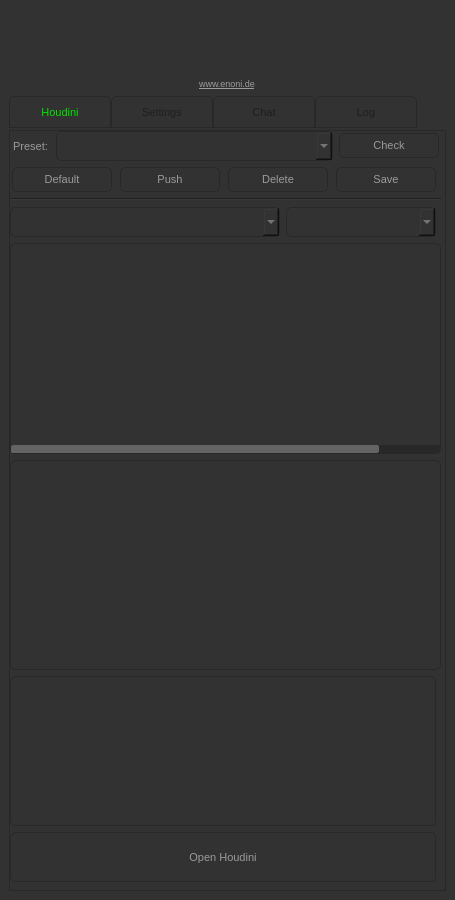
Above: UI/ns_Startup.ui from prateekfxtd/ns_Startup before the change. Below: the same form after it.
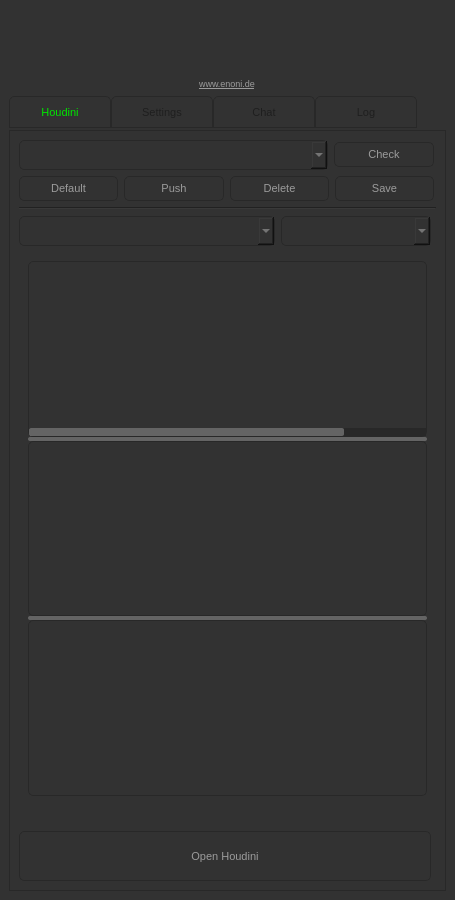
That is the form after the change. Icons and pictures are not drawn.

Diff of the .ui file:
```diff
--- a/UI/ns_Startup.ui
+++ b/UI/ns_Startup.ui
@@ -11,7 +11,7 @@
    </rect>
   </property>
   <property name="sizePolicy">
-   <sizepolicy hsizetype="Fixed" vsizetype="Fixed">
+   <sizepolicy hsizetype="Preferred" vsizetype="Preferred">
     <horstretch>0</horstretch>
     <verstretch>0</verstretch>
    </sizepolicy>
@@ -24,8 +24,8 @@
   </property>
   <property name="maximumSize">
    <size>
-    <width>455</width>
-    <height>900</height>
+    <width>16777215</width>
+    <height>16777215</height>
    </size>
   </property>
   <property name="windowTitle">
@@ -177,12 +177,24 @@
 	image: url(:/UI/checked.png);
 }
 
+QSplitter::handle:horizontal {	
+	background: qlineargradient(x1:0, y1:0, x2:1, y2:0, stop: 0 rgb(100, 100, 100), stop: 0.5 rgb(100, 100, 100), stop:1 rgb(100, 100, 100));
+	border-radius : 2px;	
+}
 
+QSplitter::handle:vertical {	
+	background: qlineargradient(x1:0, y1:0, x2:1, y2:0, stop: 0 rgb(100, 100, 100), stop: 0.5 rgb(100, 100, 100), stop:1 rgb(100, 100, 100));
+	border-radius : 2px;	
+}
+
+QAbstractScrollArea::corner {
+    background:  rgb(100, 100, 100);
+}
 </string>
   </property>
   <widget class="QWidget" name="centralwidget">
    <property name="sizePolicy">
-    <sizepolicy hsizetype="Fixed" vsizetype="Fixed">
+    <sizepolicy hsizetype="Preferred" vsizetype="Preferred">
      <horstretch>0</horstretch>
      <verstretch>0</verstretch>
     </sizepolicy>
@@ -245,8 +257,17 @@
       </item>
       <item>
        <layout class="QHBoxLayout" name="horizontalLayout_5">
+        <property name="sizeConstraint">
+         <enum>QLayout::SetDefaultConstraint</enum>
+        </property>
         <item>
          <widget class="QTabWidget" name="tabWidget">
+          <property name="sizePolicy">
+           <sizepolicy hsizetype="Expanding" vsizetype="Expanding">
+            <horstretch>0</horstretch>
+            <verstretch>0</verstretch>
+           </sizepolicy>
+          </property>
           <property name="font">
            <font>
             <family>Helvetica</family>
@@ -297,49 +318,41 @@
            <number>0</number>
           </property>
           <widget class="QWidget" name="houdini">
+           <property name="sizePolicy">
+            <sizepolicy hsizetype="Expanding" vsizetype="Expanding">
+             <horstretch>0</horstretch>
+             <verstretch>0</verstretch>
+            </sizepolicy>
+           </property>
            <attribute name="title">
             <string>Houdini</string>
            </attribute>
-           <widget class="QWidget" name="verticalLayoutWidget">
-            <property name="geometry">
-             <rect>
-              <x>0</x>
-              <y>0</y>
-              <width>431</width>
-              <height>751</height>
-             </rect>
-            </property>
+           <layout class="QVBoxLayout" name="verticalLayout_6">
+            <item>
             <layout class="QVBoxLayout" name="verticalLayout">
              <property name="sizeConstraint">
               <enum>QLayout::SetDefaultConstraint</enum>
              </property>
              <item>
               <layout class="QHBoxLayout" name="horizontalLayout">
-               <item>
-                <widget class="QLabel" name="label_5">
-                 <property name="maximumSize">
-                  <size>
-                   <width>40</width>
-                   <height>16777215</height>
-                  </size>
-                 </property>
-                 <property name="text">
-                  <string> Preset:</string>
-                 </property>
-                </widget>
-               </item>
                <item>
                 <widget class="QComboBox" name="comboBox_preset">
+                  <property name="sizePolicy">
+                   <sizepolicy hsizetype="Preferred" vsizetype="Preferred">
+                    <horstretch>0</horstretch>
+                    <verstretch>0</verstretch>
+                   </sizepolicy>
+                  </property>
                  <property name="minimumSize">
                   <size>
-                   <width>0</width>
+                    <width>100</width>
                    <height>30</height>
                   </size>
                  </property>
                  <property name="maximumSize">
                   <size>
-                   <width>325</width>
-                   <height>30</height>
+                    <width>16777215</width>
+                    <height>16777215</height>
                   </size>
                  </property>
                  <property name="font">
@@ -376,7 +389,7 @@
                  <property name="maximumSize">
                   <size>
                    <width>100</width>
-                   <height>25</height>
+                    <height>16777215</height>
                   </size>
                  </property>
                  <property name="toolTip">
@@ -420,8 +433,8 @@
                  </property>
                  <property name="maximumSize">
                   <size>
-                   <width>100</width>
-                   <height>25</height>
+                    <width>16777215</width>
+                    <height>16777215</height>
                   </size>
                  </property>
                  <property name="toolTip">
@@ -445,8 +458,8 @@
                  </property>
                  <property name="maximumSize">
                   <size>
-                   <width>100</width>
-                   <height>25</height>
+                    <width>16777215</width>
+                    <height>16777215</height>
                   </size>
                  </property>
                  <property name="toolTip">
@@ -470,8 +483,8 @@
                  </property>
                  <property name="maximumSize">
                   <size>
-                   <width>100</width>
-                   <height>25</height>
+                    <width>16777215</width>
+                    <height>16777215</height>
                   </size>
                  </property>
                  <property name="toolTip">
@@ -495,8 +508,8 @@
                  </property>
                  <property name="maximumSize">
                   <size>
-                   <width>100</width>
-                   <height>25</height>
+                    <width>16777215</width>
+                    <height>16777215</height>
                   </size>
                  </property>
                  <property name="toolTip">
@@ -609,6 +622,18 @@
               </layout>
              </item>
              <item>
+               <layout class="QHBoxLayout" name="horizontalLayout_4">
+                <property name="spacing">
+                 <number>0</number>
+                </property>
+                <item>
+                 <widget class="QFrame" name="verticalFrame">
+                  <layout class="QVBoxLayout" name="verticalLayout_7">
+                   <item>
+                    <widget class="QSplitter" name="splitter">
+                     <property name="orientation">
+                      <enum>Qt::Vertical</enum>
+                     </property>
               <widget class="QTableWidget" name="listWidget_renderer">
                <property name="sizePolicy">
                 <sizepolicy hsizetype="Expanding" vsizetype="Expanding">
@@ -680,7 +705,7 @@
                 <bool>false</bool>
                </attribute>
                <attribute name="horizontalHeaderStretchLastSection">
-                <bool>false</bool>
+                       <bool>true</bool>
                </attribute>
                <attribute name="verticalHeaderVisible">
                 <bool>false</bool>
@@ -697,6 +722,9 @@
                <attribute name="verticalHeaderMinimumSectionSize">
                 <number>20</number>
                </attribute>
+                      <attribute name="verticalHeaderStretchLastSection">
+                       <bool>false</bool>
+                      </attribute>
                <column>
                 <property name="text">
                  <string>Renderer</string>
@@ -723,13 +751,6 @@
                 </property>
                </column>
               </widget>
-             </item>
-             <item>
-              <layout class="QHBoxLayout" name="horizontalLayout_4">
-               <property name="spacing">
-                <number>0</number>
-               </property>
-               <item>
                 <widget class="QTableWidget" name="listWidget_workgroup">
                  <property name="styleSheet">
                   <string notr="true"/>
@@ -783,7 +804,7 @@
                   <bool>false</bool>
                  </attribute>
                  <attribute name="horizontalHeaderStretchLastSection">
-                  <bool>false</bool>
+                       <bool>true</bool>
                  </attribute>
                  <attribute name="verticalHeaderVisible">
                   <bool>false</bool>
@@ -797,6 +818,9 @@
                  <attribute name="verticalHeaderMinimumSectionSize">
                   <number>20</number>
                  </attribute>
+                      <attribute name="verticalHeaderStretchLastSection">
+                       <bool>false</bool>
+                      </attribute>
                  <column>
                   <property name="text">
                    <string>Workgroup</string>
@@ -813,20 +837,11 @@
                   </property>
                  </column>
                 </widget>
-               </item>
-              </layout>
-             </item>
-             <item>
-              <layout class="QHBoxLayout" name="horizontalLayout_8">
-               <property name="spacing">
-                <number>0</number>
-               </property>
-               <item>
                 <widget class="QTextEdit" name="textEdit_addParameters">
                  <property name="maximumSize">
                   <size>
                    <width>16777215</width>
-                   <height>150</height>
+                        <height>16777215</height>
                   </size>
                  </property>
                  <property name="styleSheet">
@@ -840,7 +855,18 @@
 &lt;p style=&quot;-qt-paragraph-type:empty; margin-top:0px; margin-bottom:0px; margin-left:0px; margin-right:0px; -qt-block-indent:0; text-indent:0px; font-family:'MS Shell Dlg 2';&quot;&gt;&lt;br /&gt;&lt;/p&gt;&lt;/body&gt;&lt;/html&gt;</string>
                  </property>
                 </widget>
-               </item>
+                    </widget>
+                   </item>
+                  </layout>
+                 </widget>
+                </item>
+               </layout>
+              </item>
+              <item>
+               <layout class="QHBoxLayout" name="horizontalLayout_8">
+                <property name="spacing">
+                 <number>0</number>
+                </property>
                <item>
                 <spacer name="horizontalSpacer_15">
                  <property name="orientation">
@@ -867,7 +893,7 @@
                <item>
                 <widget class="QPushButton" name="pushButton_open">
                  <property name="sizePolicy">
-                  <sizepolicy hsizetype="Fixed" vsizetype="Fixed">
+                   <sizepolicy hsizetype="Minimum" vsizetype="Fixed">
                    <horstretch>0</horstretch>
                    <verstretch>0</verstretch>
                   </sizepolicy>
@@ -880,8 +906,8 @@
                  </property>
                  <property name="maximumSize">
                   <size>
-                   <width>65555</width>
-                   <height>50</height>
+                    <width>16777215</width>
+                    <height>16777215</height>
                   </size>
                  </property>
                  <property name="font">
@@ -917,7 +943,8 @@
               </layout>
              </item>
             </layout>
-           </widget>
+            </item>
+           </layout>
           </widget>
           <widget class="QWidget" name="settings">
            <attribute name="title">
```
Left out of the diff: 85 changed lines with no effect on the pictures. Lines whose indentation alone changed are shown as unchanged.
